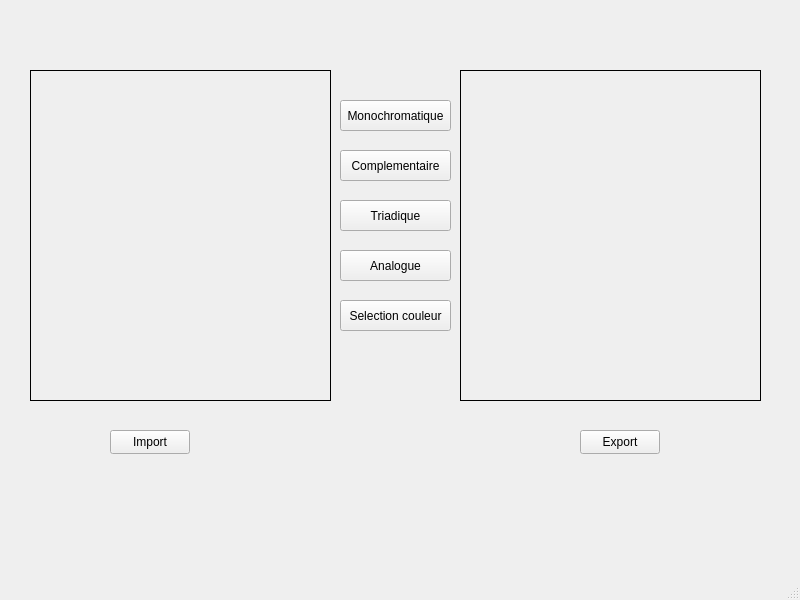
Qt form Code/HarmonieApp/mainwindow.ui (thi-christine-nguyen/HarmonieDesCouleurs-ProjetImage) before a commit.
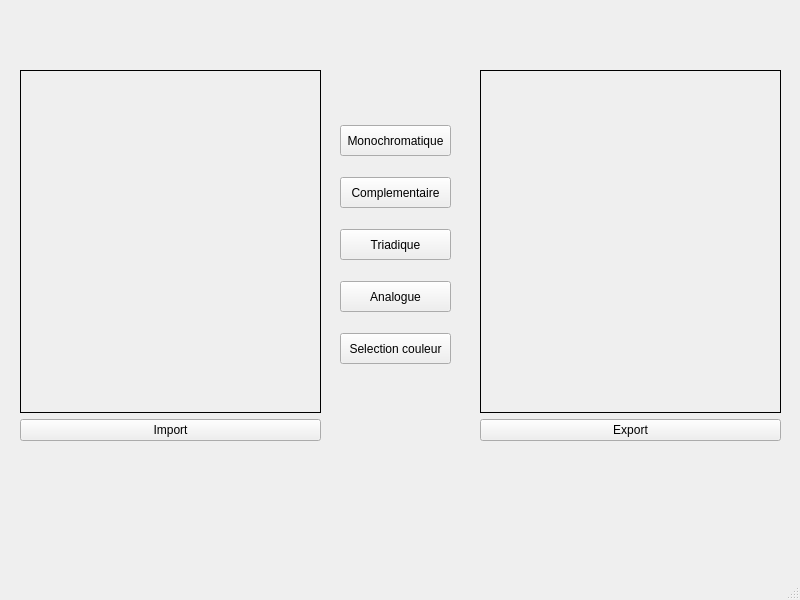
The same form after that commit.

Diff of the .ui file:
```diff
--- a/Code/HarmonieApp/mainwindow.ui
+++ b/Code/HarmonieApp/mainwindow.ui
@@ -14,128 +14,170 @@
    <string>MainWindow</string>
   </property>
   <widget class="QWidget" name="centralwidget">
-   <widget class="QPushButton" name="Import">
+   <widget class="QWidget" name="">
     <property name="geometry">
      <rect>
-      <x>110</x>
-      <y>430</y>
-      <width>80</width>
-      <height>24</height>
+      <x>340</x>
+      <y>110</y>
+      <width>121</width>
+      <height>271</height>
      </rect>
     </property>
-    <property name="text">
-     <string>Import</string>
-    </property>
-   </widget>
-   <widget class="QLabel" name="ImgIn">
-    <property name="geometry">
-     <rect>
-      <x>30</x>
-      <y>70</y>
-      <width>301</width>
-      <height>331</height>
-     </rect>
-    </property>
-    <property name="frameShape">
-     <enum>QFrame::Box</enum>
-    </property>
-    <property name="text">
-     <string/>
-    </property>
-   </widget>
-   <widget class="QLabel" name="ImgOut">
-    <property name="geometry">
-     <rect>
-      <x>460</x>
-      <y>70</y>
-      <width>301</width>
-      <height>331</height>
-     </rect>
-    </property>
-    <property name="frameShape">
-     <enum>QFrame::Box</enum>
-    </property>
-    <property name="text">
-     <string/>
-    </property>
-   </widget>
+    <layout class="QVBoxLayout" name="verticalLayout">
+     <item>
    <widget class="QPushButton" name="Monochromatique">
-    <property name="geometry">
-     <rect>
-      <x>340</x>
-      <y>100</y>
+       <property name="minimumSize">
+        <size>
       <width>111</width>
       <height>31</height>
-     </rect>
+        </size>
+       </property>
+       <property name="maximumSize">
+        <size>
+         <width>111</width>
+         <height>31</height>
+        </size>
     </property>
     <property name="text">
      <string>Monochromatique</string>
     </property>
    </widget>
+     </item>
+     <item>
    <widget class="QPushButton" name="Complementaire">
-    <property name="geometry">
-     <rect>
-      <x>340</x>
-      <y>150</y>
+       <property name="minimumSize">
+        <size>
       <width>111</width>
       <height>31</height>
-     </rect>
+        </size>
+       </property>
+       <property name="maximumSize">
+        <size>
+         <width>111</width>
+         <height>31</height>
+        </size>
     </property>
     <property name="text">
      <string>Complementaire</string>
     </property>
    </widget>
+     </item>
+     <item>
    <widget class="QPushButton" name="Triadique">
-    <property name="geometry">
-     <rect>
-      <x>340</x>
-      <y>200</y>
+       <property name="minimumSize">
+        <size>
       <width>111</width>
       <height>31</height>
-     </rect>
+        </size>
+       </property>
+       <property name="maximumSize">
+        <size>
+         <width>111</width>
+         <height>31</height>
+        </size>
     </property>
     <property name="text">
      <string>Triadique</string>
     </property>
    </widget>
+     </item>
+     <item>
    <widget class="QPushButton" name="Analogue">
-    <property name="geometry">
-     <rect>
-      <x>340</x>
-      <y>250</y>
+       <property name="minimumSize">
+        <size>
       <width>111</width>
       <height>31</height>
-     </rect>
+        </size>
+       </property>
+       <property name="maximumSize">
+        <size>
+         <width>111</width>
+         <height>31</height>
+        </size>
     </property>
     <property name="text">
      <string>Analogue</string>
     </property>
    </widget>
+     </item>
+     <item>
    <widget class="QPushButton" name="Selectioncourleur">
-    <property name="geometry">
-     <rect>
-      <x>340</x>
-      <y>300</y>
+       <property name="minimumSize">
+        <size>
       <width>111</width>
       <height>31</height>
-     </rect>
+        </size>
+       </property>
+       <property name="maximumSize">
+        <size>
+         <width>111</width>
+         <height>31</height>
+        </size>
     </property>
     <property name="text">
      <string>Selection couleur</string>
     </property>
    </widget>
+     </item>
+    </layout>
+   </widget>
+   <widget class="QWidget" name="layoutWidget">
+    <property name="geometry">
+     <rect>
+      <x>480</x>
+      <y>70</y>
+      <width>301</width>
+      <height>371</height>
+     </rect>
+    </property>
+    <layout class="QVBoxLayout" name="verticalLayout_3">
+     <item>
+      <widget class="QLabel" name="ImgOut">
+       <property name="frameShape">
+        <enum>QFrame::Box</enum>
+       </property>
+       <property name="text">
+        <string/>
+       </property>
+      </widget>
+     </item>
+     <item>
    <widget class="QPushButton" name="Export">
-    <property name="geometry">
-     <rect>
-      <x>580</x>
-      <y>430</y>
-      <width>80</width>
-      <height>24</height>
-     </rect>
-    </property>
     <property name="text">
      <string>Export</string>
     </property>
+      </widget>
+     </item>
+    </layout>
+   </widget>
+   <widget class="QWidget" name="">
+    <property name="geometry">
+     <rect>
+      <x>20</x>
+      <y>70</y>
+      <width>301</width>
+      <height>371</height>
+     </rect>
+    </property>
+    <layout class="QVBoxLayout" name="verticalLayout_2">
+     <item>
+      <widget class="QLabel" name="ImgIn">
+       <property name="frameShape">
+        <enum>QFrame::Box</enum>
+       </property>
+       <property name="text">
+        <string/>
+       </property>
+      </widget>
+     </item>
+     <item>
+      <widget class="QPushButton" name="Import">
+       <property name="text">
+        <string>Import</string>
+       </property>
+      </widget>
+     </item>
+    </layout>
    </widget>
   </widget>
   <widget class="QMenuBar" name="menubar">
```
Lines whose indentation alone changed are shown as unchanged.
